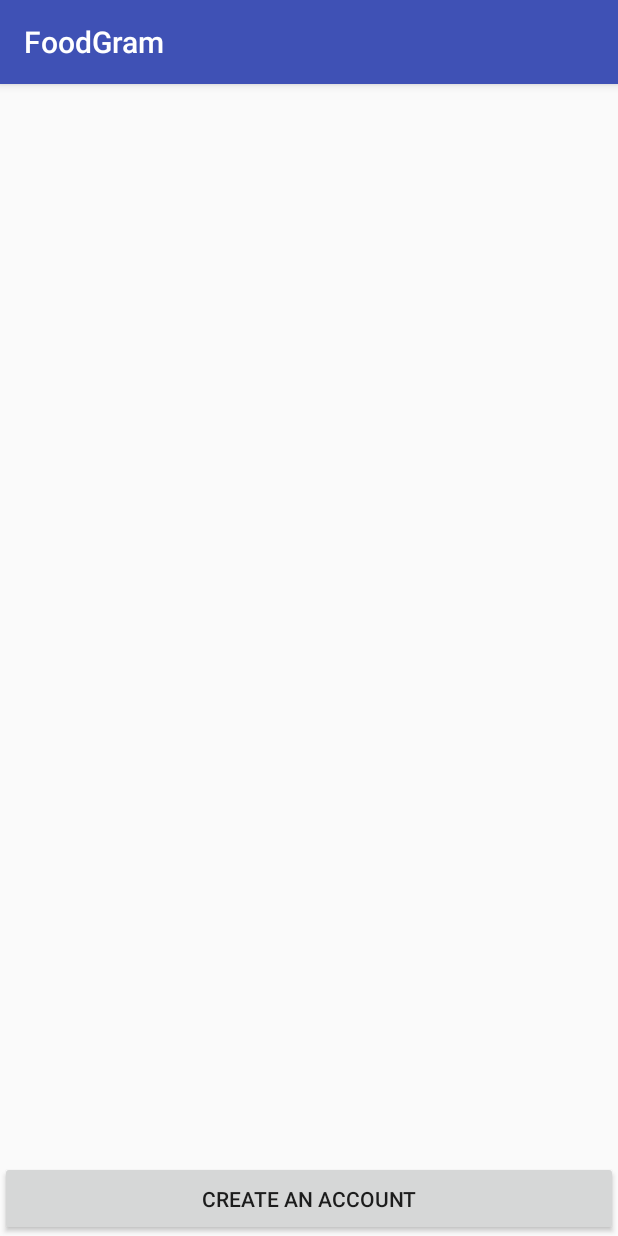
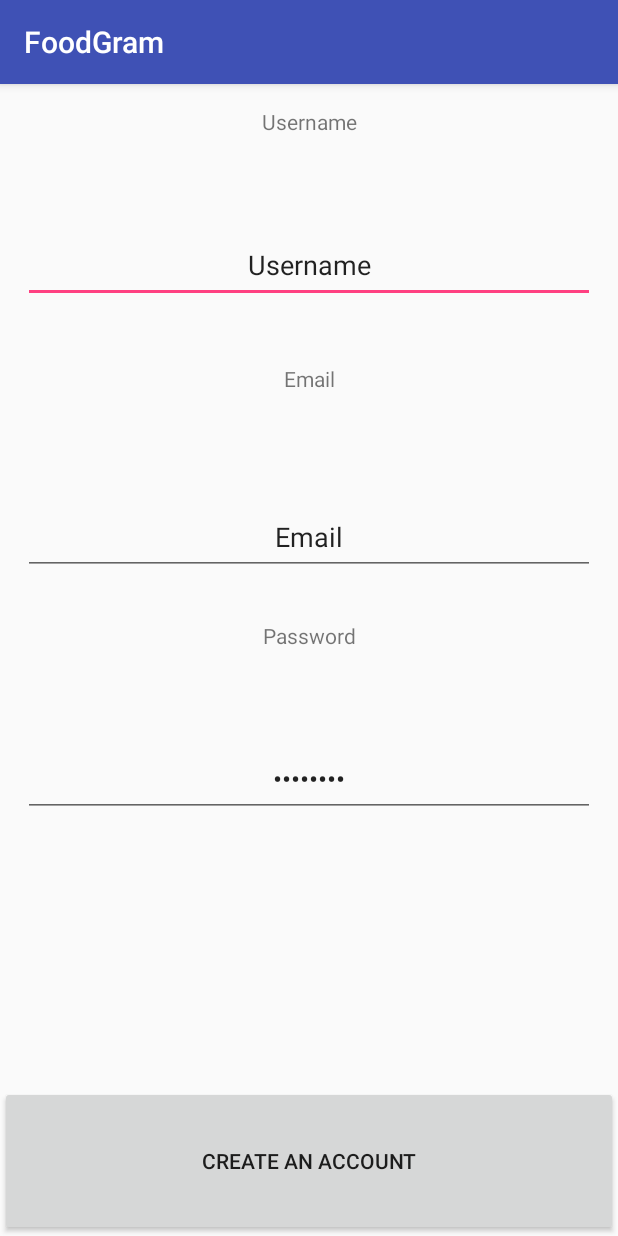
Before and after one commit to swechha16/FoodGram, an Android app: the CreateAccount screen opened directly, with no data from a screen before it, on a phone screen of 412 x 824 dp. Run offline under Robolectric (Android 15) with nearby library versions, the phone set to English and light mode, and no system bars.

Commit message:
Fixed create account layout and app crash

```diff
--- a/FrontEnd/FoodGram/app/src/main/java/com/foodgram/CreateAccount.java
+++ b/FrontEnd/FoodGram/app/src/main/java/com/foodgram/CreateAccount.java
@@ -10,13 +10,14 @@ import android.view.View;
 public class CreateAccount extends AppCompatActivity {
 
 
-    Button createAccount_submit = (Button)findViewById(R.id.createAccountSubmit);
+    Button createAccount_submit;
 
 
     @Override
     protected void onCreate(Bundle savedInstanceState) {
         super.onCreate(savedInstanceState);
         setContentView(R.layout.activity_create_account);
+        createAccount_submit = findViewById(R.id.createAccountSubmit);
 
         createAccount_submit.setOnClickListener(new View.OnClickListener() {
             public void onClick(View v) {
--- a/FrontEnd/FoodGram/app/src/main/res/layout/activity_create_account.xml
+++ b/FrontEnd/FoodGram/app/src/main/res/layout/activity_create_account.xml
@@ -10,8 +10,73 @@
     <Button
         android:id="@+id/createAccountSubmit"
         android:layout_width="match_parent"
+        android:layout_height="100dp"
+        android:layout_alignParentBottom="true"
+        android:text="@string/create_an_account" />
+
+    <TextView
+        android:id="@+id/nameText"
+        android:layout_width="match_parent"
         android:layout_height="50dp"
-        android:text="@string/create_an_account"
-        android:layout_alignParentBottom="true"/>
+        android:layout_alignParentTop="true"
+        android:layout_margin="15dp"
+        android:text="@string/username"
+        android:textAlignment="center"
+        />
+
+    <EditText
+        android:id="@+id/nameInput"
+        android:layout_width="match_parent"
+        android:layout_height="50dp"
+        android:layout_below="@+id/nameText"
+        android:layout_margin="15dp"
+        android:importantForAutofill="no"
+        android:text="@string/username"
+        android:textAlignment="center"
+        android:inputType="text"
+        tools:ignore="LabelFor"/>
+
+    <TextView
+        android:id="@+id/emailText"
+        android:layout_width="match_parent"
+        android:layout_height="50dp"
+        android:layout_below="@+id/nameInput"
+        android:layout_margin="25dp"
+        android:text="@string/email"
+        android:textAlignment="center" />
+
+    <EditText
+        android:id="@+id/emailInput"
+        android:layout_width="match_parent"
+        android:layout_height="50dp"
+        android:layout_below="@+id/emailText"
+        android:layout_margin="15dp"
+        android:importantForAutofill="no"
+        android:inputType="textEmailAddress"
+        android:text="@string/email"
+        android:textAlignment="center"
+        tools:ignore="LabelFor" />
+
+    <EditText
+        android:id="@+id/passwordInput"
+        android:layout_width="match_parent"
+        android:layout_height="50dp"
+        android:layout_below="@+id/passwordText"
+        android:layout_margin="15dp"
+        android:ems="10"
+        android:importantForAutofill="no"
+        android:inputType="textPassword"
+        android:text="@string/password"
+        android:textAlignment="center"
+        tools:ignore="LabelFor" />
+
+    <TextView
+        android:id="@+id/passwordText"
+        android:layout_width="match_parent"
+        android:layout_height="50dp"
+        android:layout_below="@+id/emailInput"
+        android:layout_margin="15dp"
+        android:text="@string/password"
+        android:textAlignment="center" />
 
 </RelativeLayout>
```
